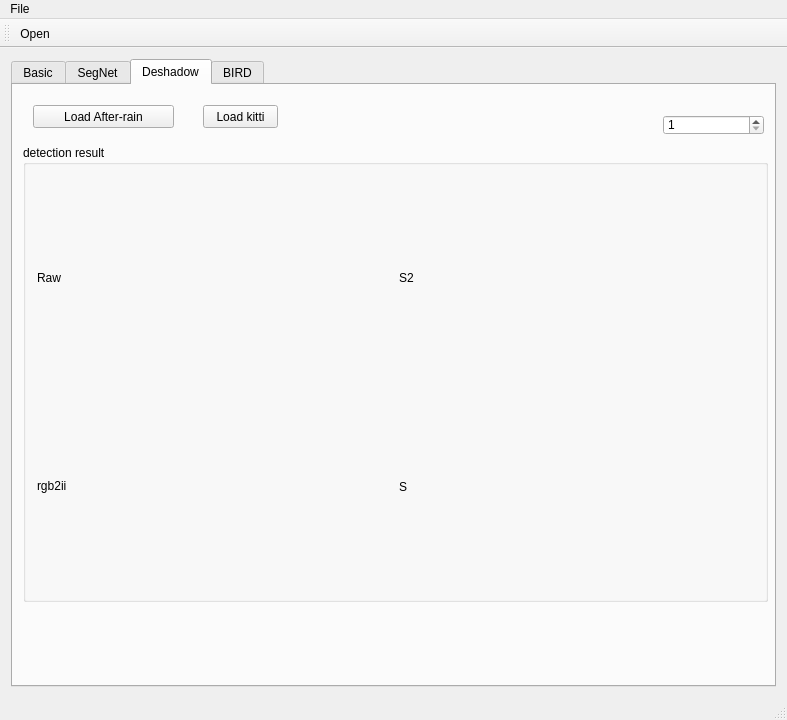
Before: the Qt Designer form OpenCarVision/mainwindow.ui in baidut/ITS, drawn with Qt 5.
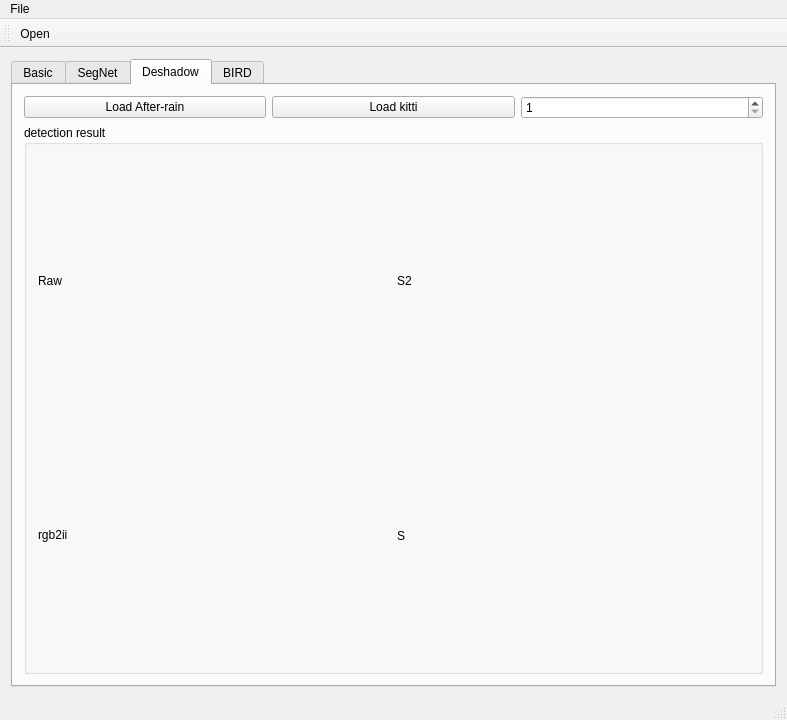
After: the same form once the commit is applied. Custom widgets are drawn as their Qt base class.

Commit message: explore new world of S2!

Patch:
```diff
--- a/OpenCarVision/mainwindow.ui
+++ b/OpenCarVision/mainwindow.ui
@@ -729,15 +729,33 @@
        <attribute name="title">
         <string>Deshadow</string>
        </attribute>
+       <layout class="QGridLayout" name="gridLayout_20">
+        <item row="0" column="0">
+         <widget class="QPushButton" name="pushButton_s2_afterrain">
+          <property name="text">
+           <string>Load After-rain</string>
+          </property>
+         </widget>
+        </item>
+        <item row="0" column="1">
+         <widget class="QPushButton" name="pushButton_s2_kitti">
+          <property name="text">
+           <string>Load kitti</string>
+          </property>
+         </widget>
+        </item>
+        <item row="0" column="2">
+         <widget class="QSpinBox" name="spinBox_s2_no">
+          <property name="minimum">
+           <number>1</number>
+          </property>
+          <property name="maximum">
+           <number>232</number>
+          </property>
+         </widget>
+        </item>
+        <item row="1" column="0" colspan="3">
        <widget class="QGroupBox" name="groupBox_12">
-        <property name="geometry">
-         <rect>
-          <x>10</x>
-          <y>60</y>
-          <width>745</width>
-          <height>457</height>
-         </rect>
-        </property>
         <property name="title">
          <string>detection result</string>
         </property>
@@ -772,48 +790,8 @@
          </item>
         </layout>
        </widget>
-       <widget class="QSpinBox" name="spinBox_s2_no">
-        <property name="geometry">
-         <rect>
-          <x>650</x>
-          <y>30</y>
-          <width>101</width>
-          <height>20</height>
-         </rect>
-        </property>
-        <property name="minimum">
-         <number>1</number>
-        </property>
-        <property name="maximum">
-         <number>232</number>
-        </property>
-       </widget>
-       <widget class="QPushButton" name="pushButton_s2_afterrain">
-        <property name="geometry">
-         <rect>
-          <x>20</x>
-          <y>20</y>
-          <width>141</width>
-          <height>23</height>
-         </rect>
-        </property>
-        <property name="text">
-         <string>Load After-rain</string>
-        </property>
-       </widget>
-       <widget class="QPushButton" name="pushButton_s2_kitti">
-        <property name="geometry">
-         <rect>
-          <x>190</x>
-          <y>20</y>
-          <width>75</width>
-          <height>23</height>
-         </rect>
-        </property>
-        <property name="text">
-         <string>Load kitti</string>
-        </property>
-       </widget>
+        </item>
+       </layout>
       </widget>
       <widget class="QWidget" name="tab_3">
        <attribute name="title">
```
Left out of the diff: 8 changed lines with no effect on the pictures. Lines whose indentation alone changed are shown as unchanged. The commit also changes 1 other file.
